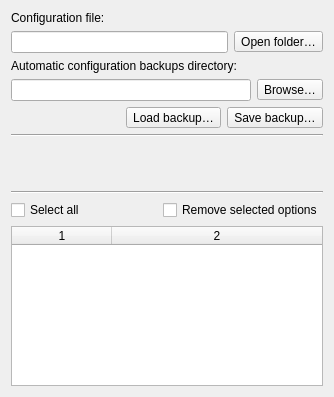
Before: the Qt Designer form ui/options_maintenance.ui in metabrainz/picard, drawn with Qt 5.
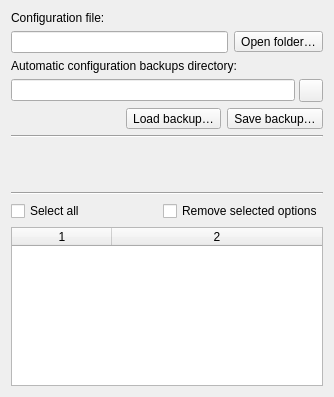
After: the same form once the commit is applied.

Commit message: Reapply buddy label name changes and icon button to select directory

Patch:
```diff
--- a/ui/options_maintenance.ui
+++ b/ui/options_maintenance.ui
@@ -54,6 +54,9 @@
    </item>
    <item>
     <layout class="QHBoxLayout" name="horizontalLayout_6">
+     <property name="spacing">
+      <number>4</number>
+     </property>
      <item>
       <widget class="QLineEdit" name="autobackup_dir"/>
      </item>
@@ -65,8 +68,8 @@
          <verstretch>0</verstretch>
         </sizepolicy>
        </property>
-       <property name="text">
-        <string>Browse…</string>
+       <property name="toolTip">
+        <string>Select directory</string>
        </property>
       </widget>
      </item>
```
Left out of the diff: 28 changed lines with no effect on the pictures. The commit also changes 2 other files.
